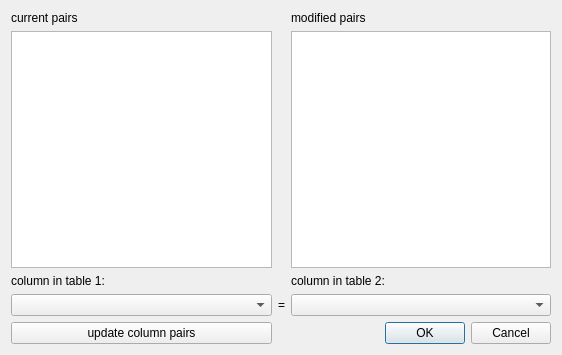
tgys/csv-diff-gui, file dialog2.ui: the form before one commit.
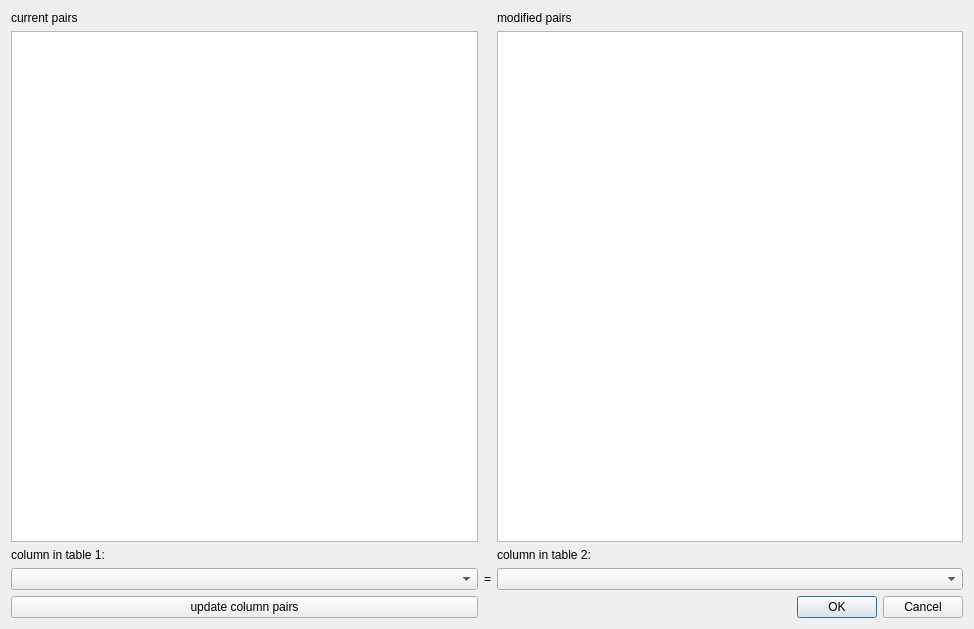
The form after the commit.

```diff
--- a/dialog2.ui
+++ b/dialog2.ui
@@ -6,8 +6,8 @@
    <rect>
     <x>0</x>
     <y>0</y>
-    <width>562</width>
-    <height>355</height>
+    <width>974</width>
+    <height>629</height>
    </rect>
   </property>
   <property name="windowTitle">
```
